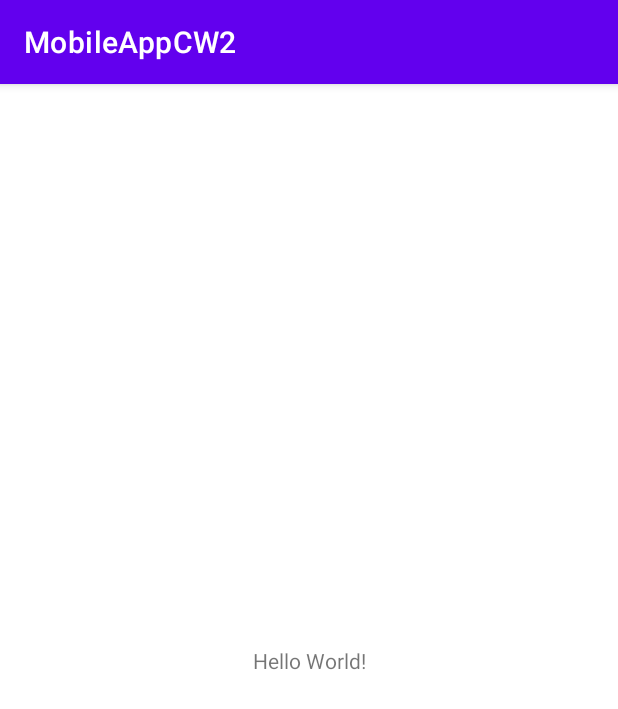
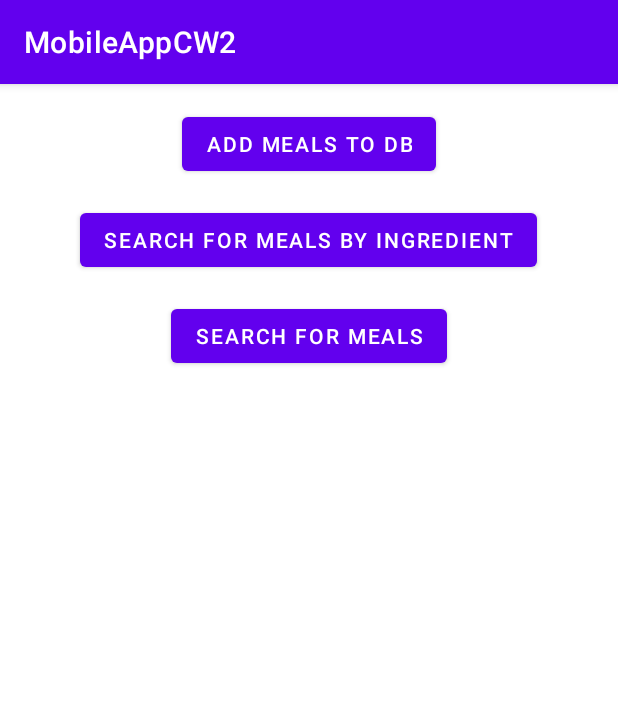
Before and after one commit to AakifAhmedd/MobileAppDev-CW2, an Android app: the screen it shows after launch (MainActivity), on a phone screen of 412 x 824 dp. Shown: the top 709 px of the screen. Run offline under Robolectric (Android 15) with nearby library versions, the phone set to English and light mode, and no system bars.

Commit message:
Starting on layout

```diff
--- a/app/src/main/res/layout/activity_main.xml
+++ b/app/src/main/res/layout/activity_main.xml
@@ -6,13 +6,36 @@
     android:layout_height="match_parent"
     tools:context=".MainActivity">
 
-    <TextView
-        android:layout_width="wrap_content"
+    <LinearLayout
+        android:layout_width="match_parent"
         android:layout_height="wrap_content"
-        android:text="Hello World!"
-        app:layout_constraintBottom_toBottomOf="parent"
-        app:layout_constraintEnd_toEndOf="parent"
-        app:layout_constraintStart_toStartOf="parent"
-        app:layout_constraintTop_toTopOf="parent" />
+        android:orientation="vertical"
+        android:gravity="center">
+
+        <Button
+            android:id="@+id/btn_add_meals"
+            android:layout_width="wrap_content"
+            android:layout_height="wrap_content"
+            android:text="Add Meals to DB"
+            android:layout_marginTop="16dp"
+            />
+
+        <Button
+            android:id="@+id/btn_search_by_ingredient"
+            android:layout_width="wrap_content"
+            android:layout_height="wrap_content"
+            android:text="Search for Meals By Ingredient"
+            android:layout_marginTop="16dp"
+            />
+
+        <Button
+            android:id="@+id/btn_search_meals"
+            android:layout_width="wrap_content"
+            android:layout_height="wrap_content"
+            android:text="Search for Meals"
+            android:layout_marginTop="16dp"
+            />
+
+    </LinearLayout>
 
 </androidx.constraintlayout.widget.ConstraintLayout>
--- a/app/src/main/res/values/strings.xml
+++ b/app/src/main/res/values/strings.xml
@@ -1,3 +1,4 @@
 <resources>
     <string name="app_name">MobileAppCW2</string>
+    <string name="button1">Meal</string>
 </resources>
```
